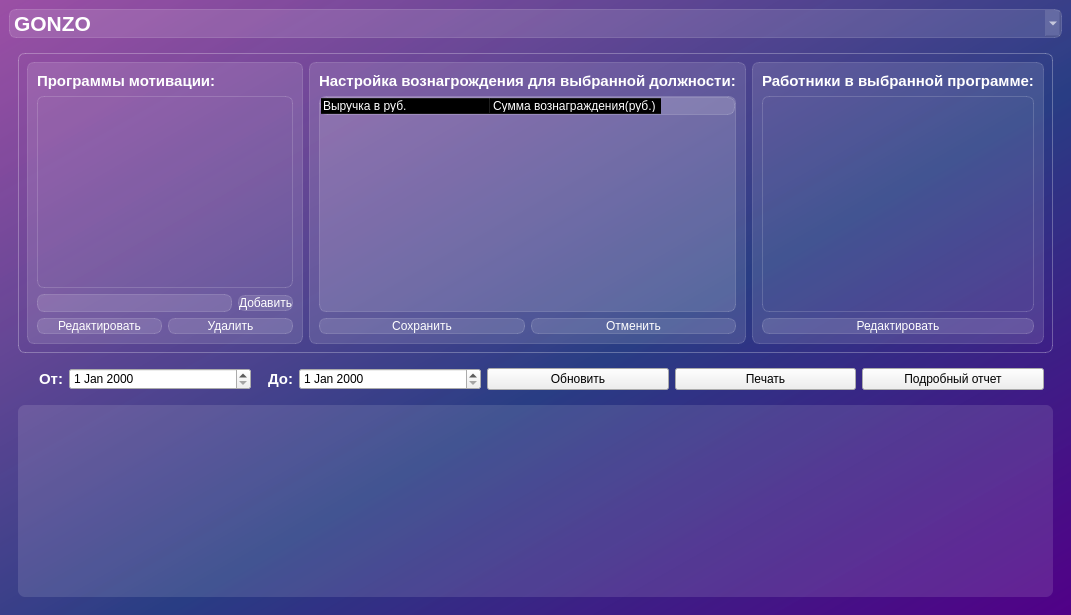
Above: app/ui/main_window.ui from KhvatikG/salary-reader before the change. Below: the same form after it.
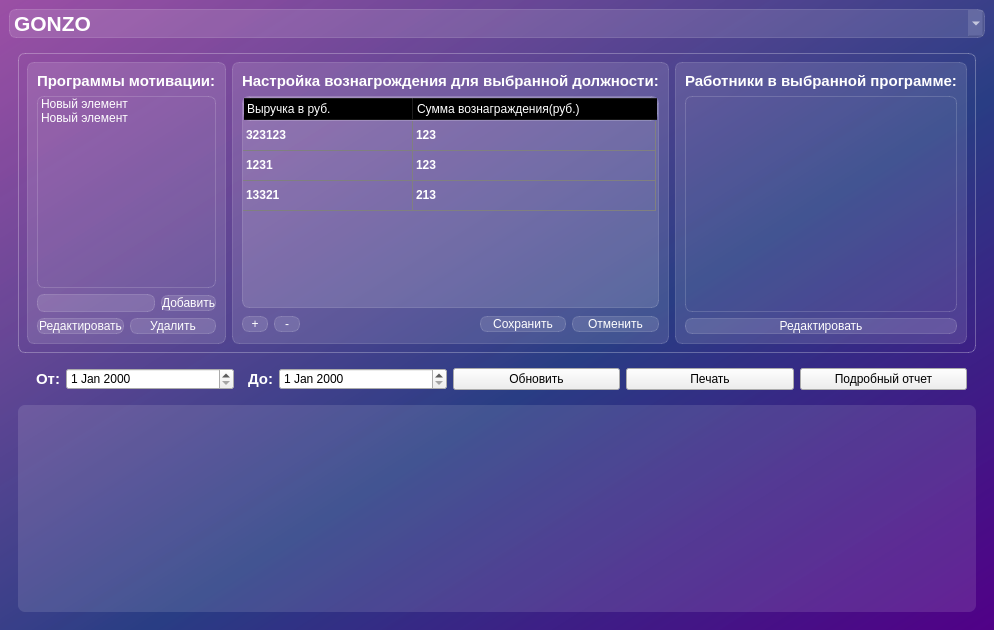
That is the form after the change.

Commit message:
add main.py with   roles: load on startup, add, edit, delete, all sync with DB(relation with departments combobox)
  thresholds: add, edit, delete without sync DB

add logger loguru to app.core

refact models.py

add styles.py

```diff
--- a/app/ui/main_window.ui
+++ b/app/ui/main_window.ui
@@ -2,6 +2,14 @@
 <ui version="4.0">
  <class>MainWindow</class>
  <widget class="QMainWindow" name="MainWindow">
+  <property name="geometry">
+   <rect>
+    <x>0</x>
+    <y>0</y>
+    <width>992</width>
+    <height>630</height>
+   </rect>
+  </property>
   <property name="windowTitle">
    <string>SalaryReader</string>
   </property>
@@ -106,6 +114,28 @@
                <property name="styleSheet">
                 <string notr="true">background-color: rgba(255, 255, 255, 0)</string>
                </property>
+               <property name="defaultDropAction">
+                <enum>Qt::DropAction::MoveAction</enum>
+               </property>
+               <property name="movement">
+                <enum>QListView::Movement::Free</enum>
+               </property>
+               <property name="currentRow">
+                <number>-1</number>
+               </property>
+               <property name="sortingEnabled">
+                <bool>false</bool>
+               </property>
+               <item>
+                <property name="text">
+                 <string>Новый элемент</string>
+                </property>
+               </item>
+               <item>
+                <property name="text">
+                 <string>Новый элемент</string>
+                </property>
+               </item>
               </widget>
              </item>
              <item>
@@ -205,22 +235,60 @@
               </widget>
              </item>
              <item>
-              <widget class="QTableWidget" name="settings_table">
+              <widget class="QTableWidget" name="table_motivate_settings">
+               <property name="font">
+                <font>
+                 <italic>false</italic>
+                 <bold>true</bold>
+                </font>
+               </property>
+               <property name="layoutDirection">
+                <enum>Qt::LayoutDirection::LeftToRight</enum>
+               </property>
+               <property name="autoFillBackground">
+                <bool>false</bool>
+               </property>
                <property name="styleSheet">
-                <string notr="true">color: white;</string>
+                <string notr="true">QTableWidget {
+        gridline-color: gray;  /* Установка цвета линий */
+    }
+    QHeaderView::section {
+        padding: 3px;  /* Убедитесь, что нет лишнего отступа */
+    }</string>
+               </property>
+               <property name="frameShape">
+                <enum>QFrame::Shape::StyledPanel</enum>
+               </property>
+               <property name="sortingEnabled">
+                <bool>true</bool>
                </property>
                <attribute name="horizontalHeaderCascadingSectionResizes">
                 <bool>true</bool>
                </attribute>
                <attribute name="horizontalHeaderMinimumSectionSize">
-                <number>150</number>
+                <number>170</number>
                </attribute>
                <attribute name="horizontalHeaderDefaultSectionSize">
                 <number>170</number>
                </attribute>
+               <attribute name="horizontalHeaderHighlightSections">
+                <bool>true</bool>
+               </attribute>
+               <attribute name="horizontalHeaderShowSortIndicator" stdset="0">
+                <bool>true</bool>
+               </attribute>
+               <attribute name="horizontalHeaderStretchLastSection">
+                <bool>true</bool>
+               </attribute>
+               <attribute name="verticalHeaderVisible">
+                <bool>false</bool>
+               </attribute>
                <attribute name="verticalHeaderCascadingSectionResizes">
                 <bool>false</bool>
                </attribute>
+               <row/>
+               <row/>
+               <row/>
                <column>
                 <property name="text">
                  <string>Выручка в руб.</string>
@@ -242,10 +310,85 @@
                  <set>AlignLeading|AlignVCenter</set>
                 </property>
                </column>
+               <item row="0" column="0">
+                <property name="text">
+                 <string>323123</string>
+                </property>
+               </item>
+               <item row="0" column="1">
+                <property name="text">
+                 <string>123</string>
+                </property>
+               </item>
+               <item row="1" column="0">
+                <property name="text">
+                 <string>1231</string>
+                </property>
+               </item>
+               <item row="1" column="1">
+                <property name="text">
+                 <string>123</string>
+                </property>
+               </item>
+               <item row="2" column="0">
+                <property name="text">
+                 <string>13321</string>
+                </property>
+               </item>
+               <item row="2" column="1">
+                <property name="text">
+                 <string>213</string>
+                </property>
+               </item>
               </widget>
              </item>
              <item>
-              <layout class="QHBoxLayout" name="SettingsButtons">
+              <layout class="QHBoxLayout" name="SettingsButtons" stretch="3,3,20,10,10">
+               <item>
+                <widget class="QPushButton" name="button_add_threshhold">
+                 <property name="styleSheet">
+                  <string notr="true">QPushButton:hover {
+background-color: rgba(255, 255, 255, 40)
+}
+
+QPushButton:pressed {
+background-color: rgba(255, 255, 255, 70)
+}</string>
+                 </property>
+                 <property name="text">
+                  <string>+</string>
+                 </property>
+                </widget>
+               </item>
+               <item>
+                <widget class="QPushButton" name="button_delete_threshold">
+                 <property name="styleSheet">
+                  <string notr="true">QPushButton:hover {
+background-color: rgba(255, 255, 255, 40)
+}
+
+QPushButton:pressed {
+background-color: rgba(255, 255, 255, 70)
+}</string>
+                 </property>
+                 <property name="text">
+                  <string>-</string>
+                 </property>
+                </widget>
+               </item>
+               <item>
+                <spacer name="horizontalSpacer">
+                 <property name="orientation">
+                  <enum>Qt::Orientation::Horizontal</enum>
+                 </property>
+                 <property name="sizeHint" stdset="0">
+                  <size>
+                   <width>40</width>
+                   <height>20</height>
+                  </size>
+                 </property>
+                </spacer>
+               </item>
                <item>
                 <widget class="QPushButton" name="settings_save">
                  <property name="styleSheet">
```
Left out of the diff: 19 changed lines with no effect on the pictures. The commit also changes 15 other files.
